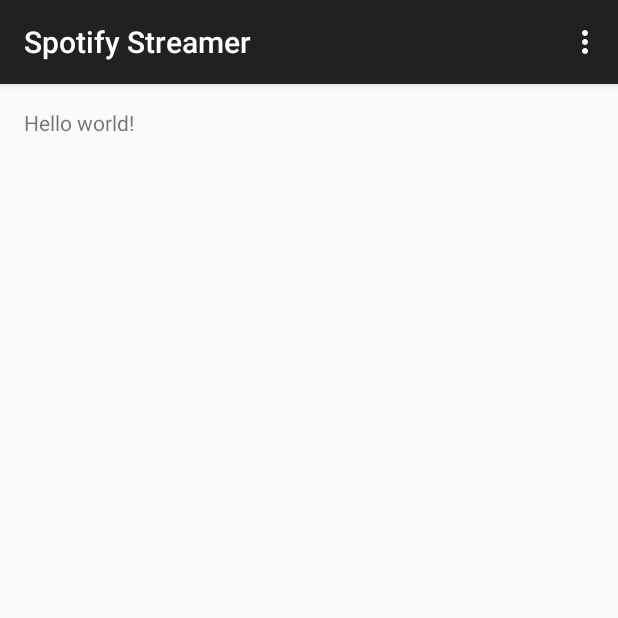
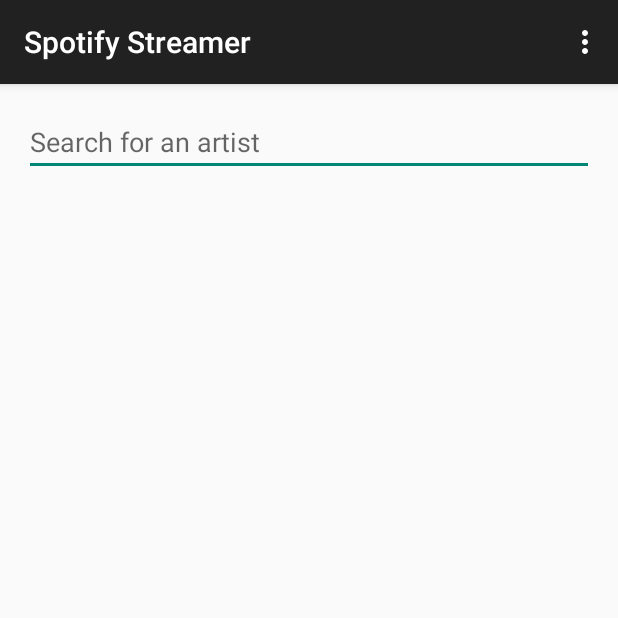
Before and after one commit to stevepsharpe/SpotifyStreamer, an Android app: the screen it shows after launch (MainActivity), on a phone screen of 412 x 824 dp, the top half of it. Run offline under Robolectric (Android 15) with nearby library versions, the phone set to English and light mode, and no system bars.

Commit message:
add search field with basic validation

```diff
--- a/app/build.gradle
+++ b/app/build.gradle
@@ -22,4 +22,7 @@ android {
 dependencies {
     compile fileTree(dir: 'libs', include: ['*.jar'])
     compile 'com.android.support:appcompat-v7:22.1.0'
+    compile 'com.squareup.picasso:picasso:2.5.2'
+    compile 'com.squareup.retrofit:retrofit:1.9.0'
+    compile 'com.squareup.okhttp:okhttp:2.2.0'
 }
--- a/app/src/main/AndroidManifest.xml
+++ b/app/src/main/AndroidManifest.xml
@@ -8,7 +8,7 @@
         android:label="@string/app_name"
         android:theme="@style/AppTheme" >
         <activity
-            android:name=".MainActivity"
+            android:name=".ui.MainActivity"
             android:label="@string/app_name" >
             <intent-filter>
                 <action android:name="android.intent.action.MAIN" />
--- a/app/src/main/java/com/stevepsharpe/spotifystreamer/MainActivity.java
+++ b/app/src/main/java/com/stevepsharpe/spotifystreamer/ui/MainActivity.java
@@ -1,9 +1,11 @@
-package com.stevepsharpe.spotifystreamer;
+package com.stevepsharpe.spotifystreamer.ui;
 
 import android.support.v7.app.ActionBarActivity;
 import android.os.Bundle;
 import android.view.Menu;
 import android.view.MenuItem;
+
+import com.stevepsharpe.spotifystreamer.R;
 
 
 public class MainActivity extends ActionBarActivity {
@@ -13,6 +15,7 @@ public class MainActivity extends ActionBarActivity {
         super.onCreate(savedInstanceState);
         setContentView(R.layout.activity_main);
     }
+
 
     @Override
     public boolean onCreateOptionsMenu(Menu menu) {
--- /dev/null
+++ b/app/src/main/java/com/stevepsharpe/spotifystreamer/ui/MainActivityFragment.java
@@ -0,0 +1,72 @@
+package com.stevepsharpe.spotifystreamer.ui;
+
+import android.content.Context;
+import android.support.v4.app.Fragment;
+import android.os.Bundle;
+import android.text.TextUtils;
+import android.util.Log;
+import android.view.KeyEvent;
+import android.view.LayoutInflater;
+import android.view.View;
+import android.view.ViewGroup;
+import android.view.inputmethod.EditorInfo;
+import android.view.inputmethod.InputMethodManager;
+import android.widget.EditText;
+import android.widget.TextView;
+
+import com.stevepsharpe.spotifystreamer.R;
+
+
+/**
+ * A placeholder fragment containing a simple view.
+ */
+public class MainActivityFragment extends Fragment {
+
+    private static final String LOG_TAG = MainActivityFragment.class.getSimpleName();
+    private EditText mSearchField;
+
+    public MainActivityFragment() {
+    }
+
+    @Override
+    public View onCreateView(LayoutInflater inflater, ViewGroup container,
+                             Bundle savedInstanceState) {
+
+        View rootView = inflater.inflate(R.layout.fragment_main, container, false);
+
+        mSearchField = (EditText) rootView.findViewById(R.id.search_edittext);
+        mSearchField.setOnEditorActionListener(new TextView.OnEditorActionListener() {
+            @Override
+            public boolean onEditorAction(TextView textView, int actionId, KeyEvent keyEvent) {
+                boolean handled = false;
+                if (actionId == EditorInfo.IME_ACTION_SEARCH) {
+
+                    if (TextUtils.isEmpty(mSearchField.getText().toString())) {
+                        mSearchField.setError(getString(R.string.error_blank_search));
+                    } else {
+                        searchArtists();
+                    }
+
+                    handled = true;
+                }
+                return handled;
+            }
+        });
+
+        return rootView;
+    }
+
+    private void searchArtists() {
+        String query = mSearchField.getText().toString();
+        Log.v(LOG_TAG, "Query searched for: " + query);
+        hideKeyboard();
+    }
+
+    private void hideKeyboard() {
+        View view = getActivity().getCurrentFocus();
+        if (view != null) {
+            InputMethodManager inputManager = (InputMethodManager) getActivity().getSystemService(Context.INPUT_METHOD_SERVICE);
+            inputManager.hideSoftInputFromWindow(view.getWindowToken(), InputMethodManager.HIDE_NOT_ALWAYS);
+        }
+    }
+}
--- a/app/src/main/res/layout/activity_main.xml
+++ b/app/src/main/res/layout/activity_main.xml
@@ -1,16 +1,7 @@
-<RelativeLayout xmlns:android="http://schemas.android.com/apk/res/android"
-                xmlns:tools="http://schemas.android.com/tools"
-                android:layout_width="match_parent"
-                android:layout_height="match_parent"
-                android:paddingLeft="@dimen/activity_horizontal_margin"
-                android:paddingRight="@dimen/activity_horizontal_margin"
-                android:paddingTop="@dimen/activity_vertical_margin"
-                android:paddingBottom="@dimen/activity_vertical_margin"
-                tools:context=".MainActivity">
-
-    <TextView
-        android:text="@string/hello_world"
-        android:layout_width="wrap_content"
-        android:layout_height="wrap_content"/>
-
-</RelativeLayout>
+<fragment xmlns:android="http://schemas.android.com/apk/res/android"
+          xmlns:tools="http://schemas.android.com/tools"
+          android:id="@+id/fragment"
+          android:name="com.stevepsharpe.spotifystreamer.ui.MainActivityFragment"
+          tools:layout="@layout/fragment_main"
+          android:layout_width="match_parent"
+          android:layout_height="match_parent"/>
--- /dev/null
+++ b/app/src/main/res/layout/fragment_main.xml
@@ -0,0 +1,21 @@
+<LinearLayout xmlns:android="http://schemas.android.com/apk/res/android"
+                xmlns:tools="http://schemas.android.com/tools"
+                android:layout_width="match_parent"
+                android:layout_height="match_parent"
+                android:paddingLeft="@dimen/activity_horizontal_margin"
+                android:paddingRight="@dimen/activity_horizontal_margin"
+                android:paddingTop="@dimen/activity_vertical_margin"
+                android:paddingBottom="@dimen/activity_vertical_margin"
+                tools:context="com.stevepsharpe.spotifystreamer.ui.MainActivityFragment"
+              android:orientation="vertical">
+
+
+    <EditText
+        android:layout_width="fill_parent"
+        android:layout_height="wrap_content"
+        android:id="@+id/search_edittext"
+        android:hint="@string/hint_search"
+        android:singleLine="true"
+        android:imeOptions="actionSearch" />
+
+</LinearLayout>
--- a/app/src/main/res/menu/menu_main.xml
+++ b/app/src/main/res/menu/menu_main.xml
@@ -1,7 +1,7 @@
 <menu xmlns:android="http://schemas.android.com/apk/res/android"
       xmlns:app="http://schemas.android.com/apk/res-auto"
       xmlns:tools="http://schemas.android.com/tools"
-      tools:context=".MainActivity">
+      tools:context="com.stevepsharpe.spotifystreamer.ui.MainActivity">
     <item android:id="@+id/action_settings"
           android:title="@string/action_settings"
           android:orderInCategory="100"
--- a/app/src/main/res/values/strings.xml
+++ b/app/src/main/res/values/strings.xml
@@ -3,4 +3,10 @@
 
     <string name="hello_world">Hello world!</string>
     <string name="action_settings">Settings</string>
+
+    <string name="title_activity_main">MainActivity</string>
+
+    <string name="hint_search">Search for an artist</string>
+
+    <string name="error_blank_search">Please provide a search term</string>
 </resources>
```
Also changed, not shown: app/libs/spotify-web-api-android-0.1.0.jar (added), 1 other file.
